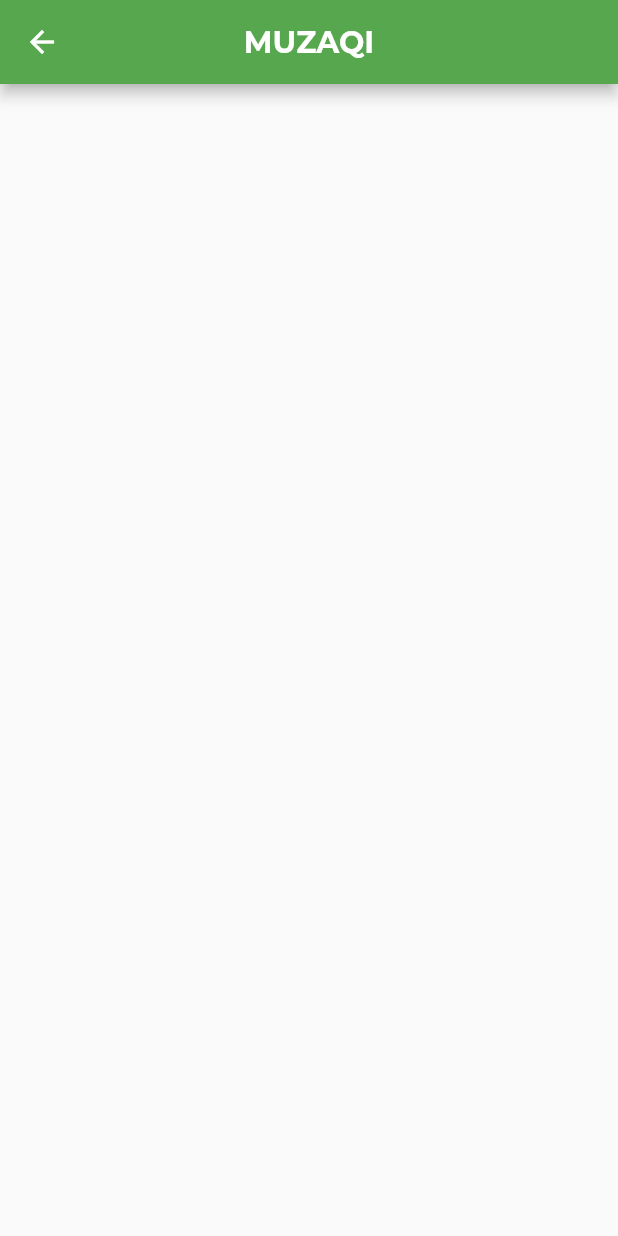
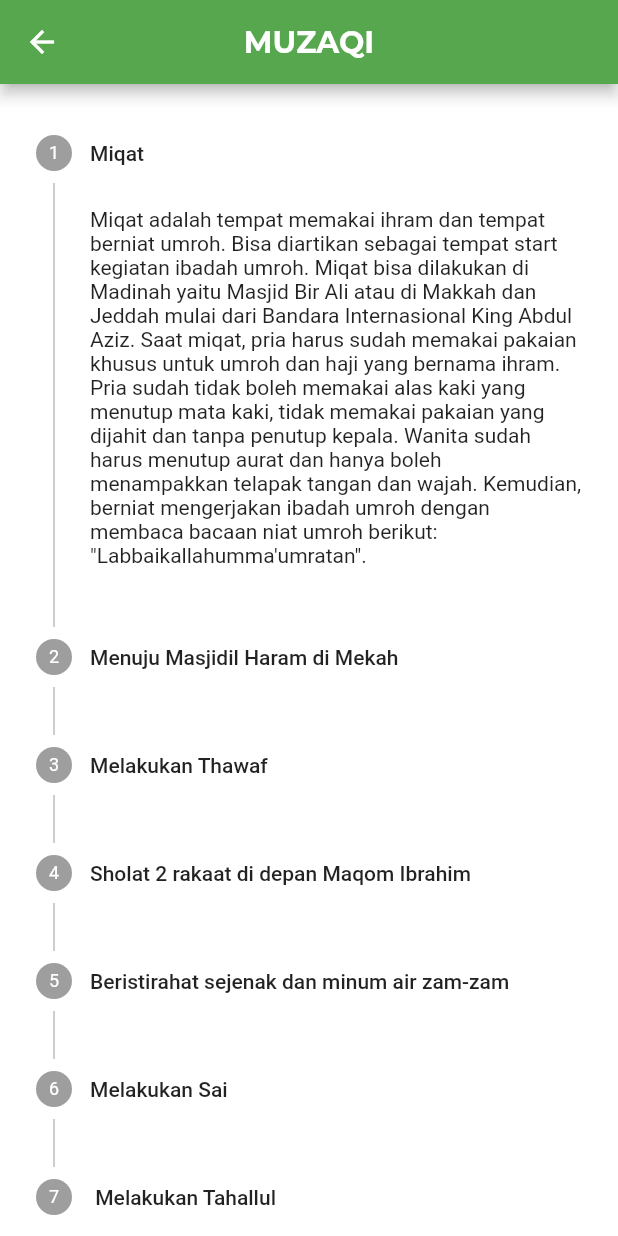
Before and after one commit to AdriF31/Zakats, a Flutter app: the Muzaqi screen opened directly, on a phone screen of 412 x 824 dp. Run offline on Flutter 3.47's test engine with Material 2 defaults, Android fonts, the phone set to English and light mode, and no system bars.

Commit message:
Edit routes

```diff
--- a/lib/main.dart
+++ b/lib/main.dart
@@ -1,6 +1,6 @@
 import 'package:flutter/material.dart';
 import 'package:zakats/pages/home.dart';
-import 'package:zakats/pages/muzaqi.dart';
+import 'package:zakats/pages/mustahik.dart';
 import 'package:zakats/pages/splashscreen.dart';
 import 'package:zakats/pages/zakat_fitrah.dart';
 import 'package:zakats/pages/zakat_maal.dart';
@@ -23,7 +23,7 @@
           "/zakatpedia" : (BuildContext context) => Zakatpedia(),
           "/zakatfitrah" : (BuildContext context) => ZakatFitrah(),
           "/zakatmaal" : (BuildContext context) => ZakatMaal(),
-          "/muzaqi" : (BuildContext context) => Muzaqi(),
+          "/mustahik" : (BuildContext context) => Mustahik(),
 
         },
         theme: ThemeData(
--- /dev/null
+++ b/lib/pages/mustahik.dart
@@ -0,0 +1,79 @@
+import 'package:flutter/material.dart';
+
+class Muzaqi extends StatefulWidget {
+  @override
+  _MuzaqiState createState() => _MuzaqiState();
+}
+
+class _MuzaqiState extends State<Muzaqi> {
+  var _index = 0;
+  Widget _builderStep() => Container(
+    margin: EdgeInsets.only(top: 10),
+    color: Colors.white,
+    child: Stepper(
+      steps: [
+        Step(
+          title: Text("Miqat"),
+          content: Text(
+              'Miqat adalah tempat memakai ihram dan tempat berniat umroh. Bisa diartikan sebagai tempat start kegiatan ibadah umroh. Miqat bisa dilakukan di Madinah yaitu Masjid Bir Ali atau di Makkah dan Jeddah mulai dari Bandara Internasional King Abdul Aziz. Saat miqat, pria harus sudah memakai pakaian khusus untuk umroh dan haji yang bernama ihram. Pria sudah tidak boleh memakai alas kaki yang menutup mata kaki, tidak memakai pakaian yang dijahit dan tanpa penutup kepala. Wanita sudah harus menutup aurat dan hanya boleh menampakkan telapak tangan dan wajah. Kemudian, berniat mengerjakan ibadah umroh dengan membaca bacaan niat umroh berikut: "Labbaikallahumma'+"'"+'umratan".'),
+
+        ),
+        Step(
+          title: Text("Menuju Masjidil Haram di Mekah"),
+          content: Text(
+              "Dalam perjalanan, memperbanyak bacaan kalimat talbiyah yang selalu diucapkan Rasulullah shallallahu ‘alaihi wa sallam ketika umroh dan haji."+'"Labbaik Allahumma Labbaik. Labbaik Laa Syarika Laka Labbaik. Innal Hamda Wan Nimata Laka Wal Mulk Laa Syarika Lak"'),
+        ),
+        Step(
+          title: Text("Melakukan Thawaf"),
+          content: Text(
+              "Sebelum masuk Masjidil Haram, jamaah dianjurkan berwudhu terlebih dahulu. Jamaah boleh masuk Masjidil Haram lewat pintu mana saja, tapi dianjurkan mengikuti contoh Rasulullah SAW yang masuk melalui pintu Babus Salam atau Bani Syaibah. Setelah itu turun dan terus menuju tempat thawaf (mataf). Jamaah mulai thawaf dari garis lurus (area dekat Hajar Aswad) antara pintu Kabah dan tanda lampu hijau di lantai atas Masjidil Haram."),
+        ),
+        Step(
+          title: Text("Sholat 2 rakaat di depan Maqom Ibrahim"),
+          content: Text(
+              "Maqom Ibrahim bukanlah kuburan dan tidak pula tempat yang terkait dengan kuburan lain. Namun di tempat itu Nabi Ibrahim pernah berdiri dalam rangka membangun Kabah. Rakaat pertama membaca surat Al-Fatihah dilanjutkan dengan membaca surat Al-Kaafiruun. Rakaat kedua membaca surat Al-Fatihah dilanjutkan dengan membaca surat Al-Ikhlas."),
+        ),
+        Step(
+          title: Text("Beristirahat sejenak dan minum air zam-zam"),
+          content: Text(
+              "Sebelum minum air zam-zam, membaca doa ALLAHUMMA INNI ASALUKA ILMAN NAFI AN WA RISQON WAASIAN WA SYIFAAAN MIN KULLI DAAIN WA SAQOMIN BI ROMHATIKA YA ARHAMAR ROHIMIIN"),
+        ),
+        Step(
+          title: Text("Melakukan Sai"),
+          content: Text(
+              "Sai dimulai dari Safa ke Marwah yang dihitung sebagai satu kali perjalanan. Jadi, Safa ke Marwah 1, Marwah ke Safa 2, dan seterusnya. Sai berakhir di Marwah. Sai dikerjakan dengan berjalan, tapi pada batas di antara 2 lampu hijau, berlari-lari kecil. Sai ini merupakan penghargaan Allah SWT kepada istri Nabi Ibrahim. Saat itu istri Nabi Ibrahim, Siti Hajar, bolak-balik antara Safa dan Marwah sebanyak 7 kali dalam rangka mencari  air untuk minum putra beliau yaitu Nabi Ismail."),
+        ),
+        Step(
+          title: Text(" Melakukan Tahallul"),
+          content: Text(
+              "Tahallul adalah akhir dari pelaksanaan ibadah umroh yang ditandai dengan bercukur. Untuk laki-laki lebih baik dicukur sampai gundul, tapi jika tidak sampai gundul tak mengapa. Sedangkan untuk tata cara umroh wanita hanya dicukur ala kadarnya."),
+        ),
+
+      ],
+      currentStep: _index,
+      onStepTapped: (index) {
+        setState(() {
+          _index = index;
+        });
+      },
+      controlsBuilder: (BuildContext context,
+          {VoidCallback onStepContinue, VoidCallback onStepCancel}) =>
+          Container(),
+    ),
+  );
+  @override
+  Widget build(BuildContext context) {
+    return Scaffold(
+      backgroundColor: Colors.white,
+      appBar: AppBar(
+        title: Text("MUZAQI", style: TextStyle(fontFamily: 'montserrat', fontWeight: FontWeight.bold),),
+        centerTitle: true,
+      ),
+      body: SingleChildScrollView(
+        child: Column(
+          children: <Widget>[_builderStep(), SizedBox(height: 700)],
+        ),
+      ),
+    );
+  }
+}
--- a/lib/pages/muzaqi.dart
+++ /dev/null
@@ -1,18 +0,0 @@
-import 'package:flutter/material.dart';
-
-class Muzaqi extends StatefulWidget {
-  @override
-  _MuzaqiState createState() => _MuzaqiState();
-}
-
-class _MuzaqiState extends State<Muzaqi> {
-  @override
-  Widget build(BuildContext context) {
-    return Scaffold(
-      appBar: AppBar(
-        title: Text("MUZAQI", style: TextStyle(fontFamily: 'montserrat', fontWeight: FontWeight.bold),),
-        centerTitle: true,
-      ),
-    );
-  }
-}
```
